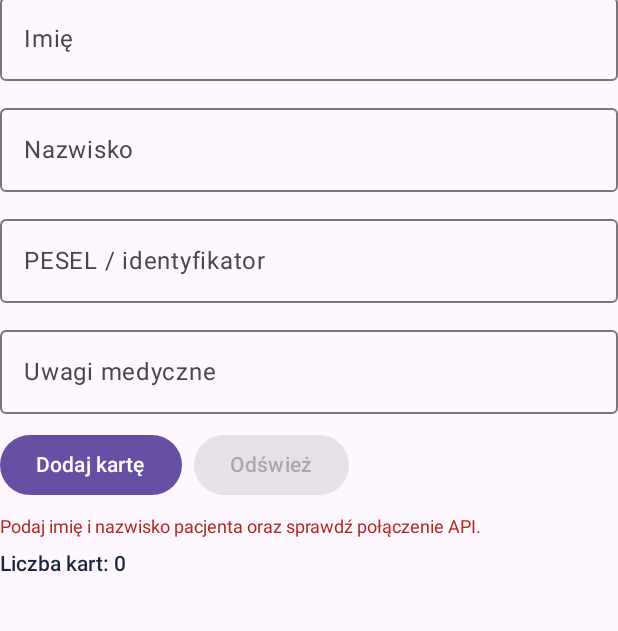
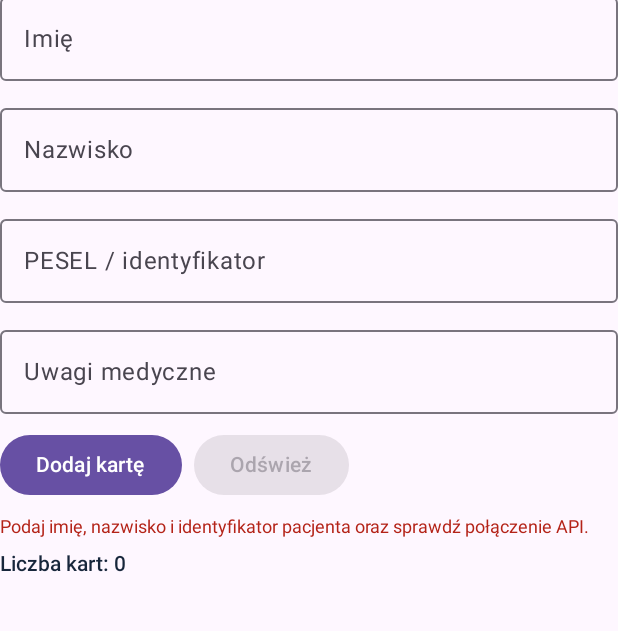
Before and after one commit to bartoszruta26-droid/biofeedback, an Android app built with Jetpack Compose: the composable PatientsModule called with empty values, after a tap on "Dodaj kartę", on a phone screen of 412 x 824 dp, the part 90-721 px from its top. Run offline under Robolectric (Android 15) with nearby library versions, the light colour scheme and no system bars.

Commit message:
android: require patient reference before saving shared chart

```diff
--- a/platforms/android/app/src/main/java/pl/biofeedback/app/MainActivity.kt
+++ b/platforms/android/app/src/main/java/pl/biofeedback/app/MainActivity.kt
@@ -363,8 +363,8 @@ private fun PatientsModule(client: ApiClient?) {
     }
 
     fun savePatient() {
-        if (client == null || firstName.isBlank() || lastName.isBlank()) {
-            errorMessage = "Podaj imię i nazwisko pacjenta oraz sprawdź połączenie API."
+        if (client == null || firstName.isBlank() || lastName.isBlank() || patientReference.isBlank()) {
+            errorMessage = "Podaj imię, nazwisko i identyfikator pacjenta oraz sprawdź połączenie API."
             return
         }
         val payload = org.json.JSONObject()
```
